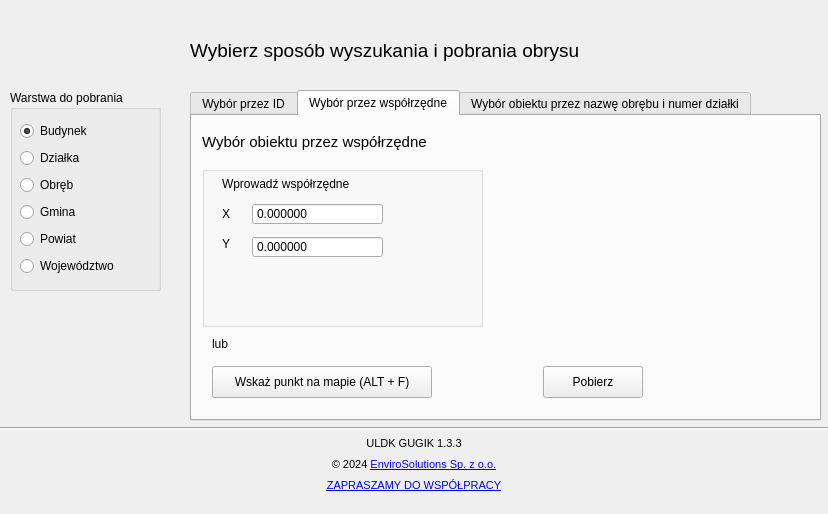
Before: the Qt Designer form uldk_gugik_dialog_base.ui in envirosolutionspl/uldk_gugik, drawn with Qt 5.
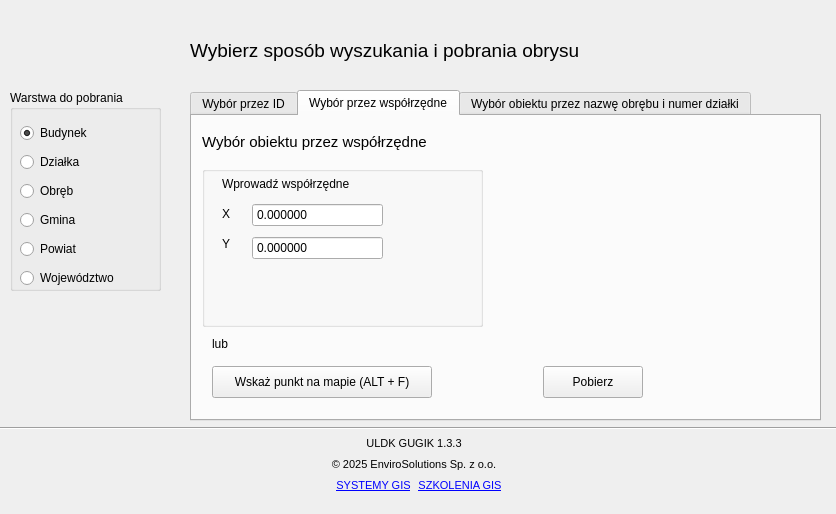
After: the same form once the commit is applied. The open tabs and pages were chosen to show the change. Icons and pictures are not drawn. Custom widgets are drawn as their Qt base class.

Patch:
```diff
--- a/uldk_gugik_dialog_base.ui
+++ b/uldk_gugik_dialog_base.ui
@@ -9,7 +9,7 @@
    <rect>
     <x>0</x>
     <y>0</y>
-    <width>828</width>
+    <width>836</width>
     <height>514</height>
    </rect>
   </property>
@@ -296,7 +296,7 @@
         <x>50</x>
         <y>37</y>
         <width>131</width>
-        <height>22</height>
+        <height>24</height>
        </rect>
       </property>
       <property name="buttonSymbols">
@@ -315,7 +315,7 @@
         <x>50</x>
         <y>70</y>
         <width>131</width>
-        <height>22</height>
+        <height>24</height>
        </rect>
       </property>
       <property name="buttonSymbols">
@@ -711,8 +711,8 @@
      <rect>
       <x>10</x>
       <y>30</y>
-      <width>112</width>
-      <height>161</height>
+      <width>124</width>
+      <height>176</height>
      </rect>
     </property>
     <layout class="QVBoxLayout" name="verticalLayout">
@@ -866,13 +866,13 @@
          <string/>
         </property>
         <property name="pixmap">
-         <pixmap>images/uldk.svg</pixmap>
+         <pixmap>../images/uldk.svg</pixmap>
         </property>
         <property name="scaledContents">
          <bool>true</bool>
         </property>
         <property name="margin">
-         <number>9</number>
+         <number>14</number>
         </property>
        </widget>
       </item>
@@ -884,7 +884,7 @@
         <property name="verticalSpacing">
          <number>0</number>
         </property>
-        <item row="1" column="0">
+        <item row="1" column="0" colspan="2">
          <widget class="QLabel" name="lbl_copyrights">
           <property name="maximumSize">
            <size>
@@ -898,7 +898,7 @@
            </font>
           </property>
           <property name="text">
-           <string>&lt;html&gt;&lt;head/&gt;&lt;body&gt;&lt;p&gt;© 2024 &lt;a href=&quot;http://www.envirosolutions.pl/&quot;&gt;&lt;span style=&quot; text-decoration: underline; color:#0000ff;&quot;&gt;EnviroSolutions Sp. z o.o.&lt;/span&gt;&lt;/a&gt;&lt;/p&gt;&lt;/body&gt;&lt;/html&gt;</string>
+           <string>&lt;html&gt;&lt;head/&gt;&lt;body&gt;&lt;p&gt;© 2025 EnviroSolutions Sp. z o.o.&lt;/p&gt;&lt;/body&gt;&lt;/html&gt;</string>
           </property>
           <property name="textFormat">
            <enum>Qt::RichText</enum>
@@ -914,7 +914,7 @@
           </property>
          </widget>
         </item>
-        <item row="0" column="0">
+        <item row="0" column="0" colspan="2">
          <widget class="QLabel" name="lbl_pluginVersion">
           <property name="maximumSize">
            <size>
@@ -935,7 +935,31 @@
           </property>
          </widget>
         </item>
-        <item row="2" column="0">
+        <item row="2" column="1" alignment="Qt::AlignLeft|Qt::AlignVCenter">
+         <widget class="QLabel" name="lbl_szkolenia">
+          <property name="font">
+           <font>
+            <pointsize>8</pointsize>
+           </font>
+          </property>
+          <property name="text">
+           <string>&lt;html&gt;&lt;head/&gt;&lt;body&gt;&lt;p&gt;&lt;a href=&quot;https://envirosolutions.pl/oferta-szkoleniowa/&quot;&gt;&lt;span style=&quot; text-decoration: underline; color:#0000ff;&quot;&gt;SZKOLENIA GIS&lt;/span&gt;&lt;/a&gt;&lt;/p&gt;&lt;/body&gt;&lt;/html&gt;</string>
+          </property>
+          <property name="textFormat">
+           <enum>Qt::RichText</enum>
+          </property>
+          <property name="alignment">
+           <set>Qt::AlignCenter</set>
+          </property>
+          <property name="openExternalLinks">
+           <bool>true</bool>
+          </property>
+          <property name="textInteractionFlags">
+           <set>Qt::TextBrowserInteraction</set>
+          </property>
+         </widget>
+        </item>
+        <item row="2" column="0" alignment="Qt::AlignRight">
          <widget class="QLabel" name="lbl_email">
           <property name="maximumSize">
            <size>
@@ -949,7 +973,7 @@
            </font>
           </property>
           <property name="text">
-           <string>&lt;html&gt;&lt;head/&gt;&lt;body&gt;&lt;p&gt;&lt;a href=&quot;mailto:office@envirosolutions.pl&quot;&gt;&lt;span style=&quot; text-decoration: underline; color:#0000ff;&quot;&gt;ZAPRASZAMY DO WSPÓŁPRACY&lt;/span&gt;&lt;/a&gt;&lt;/p&gt;&lt;/body&gt;&lt;/html&gt;</string>
+           <string>&lt;html&gt;&lt;head/&gt;&lt;body&gt;&lt;p&gt;&lt;a href=&quot;https://envirosolutions.pl/systemy-opensource-gis/&quot;&gt;&lt;span style=&quot; text-decoration: underline; color:#0000ff;&quot;&gt;SYSTEMY GIS&lt;/span&gt;&lt;/a&gt;&lt;/p&gt;&lt;/body&gt;&lt;/html&gt;</string>
           </property>
           <property name="textFormat">
            <enum>Qt::RichText</enum>
@@ -993,7 +1017,7 @@
          <string/>
         </property>
         <property name="pixmap">
-         <pixmap>images/es_logo.svg</pixmap>
+         <pixmap>../images/es_logo.svg</pixmap>
         </property>
         <property name="scaledContents">
          <bool>true</bool>
```
